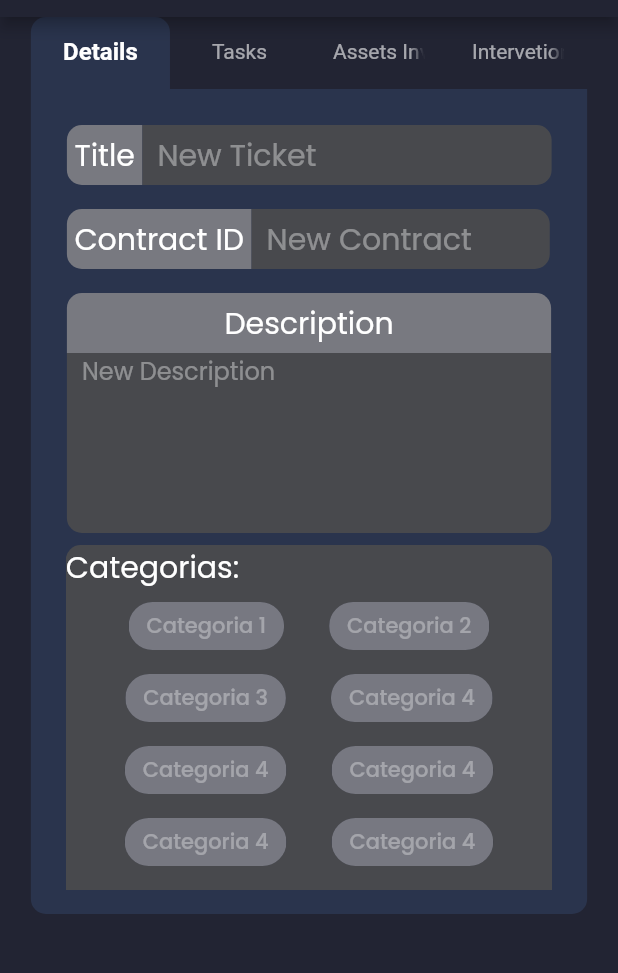
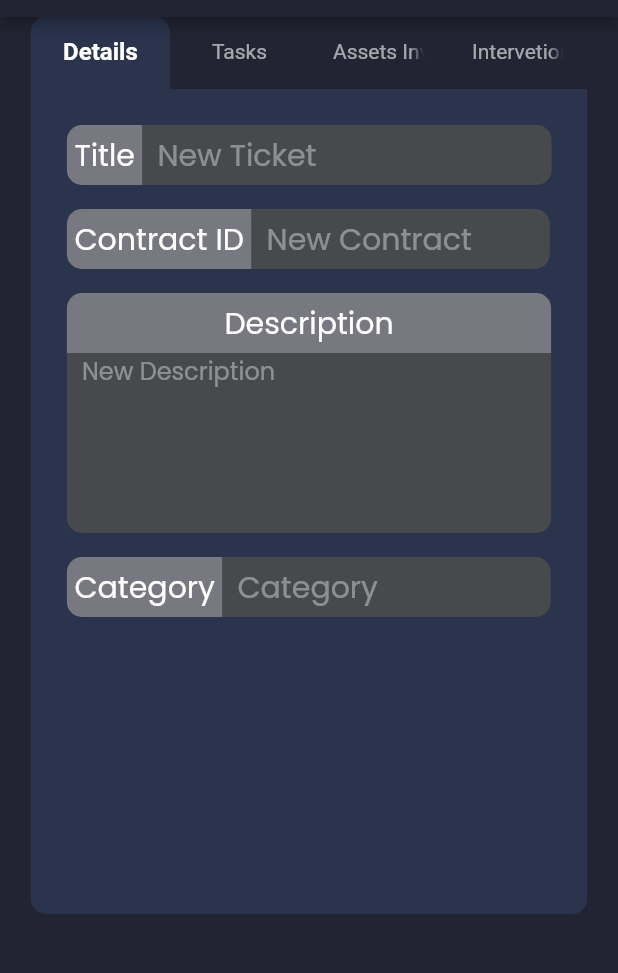
Before and after one commit to XmeDavid/SMA-FRONTEND, a Flutter app: the TicketDetails screen opened by its route, on a phone screen of 412 x 824 dp, the part 67-1040 px from its top. Run offline on Flutter 3.47's test engine with Material 2 defaults, Android fonts, the phone set to English and light mode, and no system bars; our stand-ins replace dropdown_search, email_validator, flutter_dotenv, flutter_svg, google_fonts.

Commit message:
Ticket Detail fix

```diff
--- a/lib/main.dart
+++ b/lib/main.dart
@@ -9,6 +9,7 @@ import 'package:flutter_dotenv/flutter_dotenv.dart';
 import 'consts.dart';
 
 void main() async{
+  await dotenv.load(fileName: "../.env");
   runApp(const SMA());
 }
 
--- a/lib/screens/tickets/TicketDetailsScreen.dart
+++ b/lib/screens/tickets/TicketDetailsScreen.dart
@@ -17,6 +17,7 @@ class _TicketDetailsState extends State<TicketDetails> {
   final ticketTitleController = TextEditingController();
   final ticketContractController = TextEditingController();
   final ticketDescriptionController = TextEditingController();
+  final ticketCategoryController = TextEditingController();
 
   @override
   Widget build(BuildContext context) {
@@ -44,11 +45,12 @@ class _TicketDetailsState extends State<TicketDetails> {
                       children: [
                         if (!Responsive.isMobile(context)) ...[
                           Center(
-                            child: Column(
-                              crossAxisAlignment: CrossAxisAlignment.start,
-                              children: [
-                                Text("Ticket Details", style: TextStyle(fontSize: 40)),
-                              ],
+                            child: Container(
+                              width: MediaQuery.of(context).size.width * (Responsive.isDesktop(context) ? 0.666 : 0.9),
+                              child: const Text("Ticket Detail",
+                              style: TextStyle(
+                                fontSize: 48
+                              ),),
                             ),
                           ),
                         ],
@@ -96,7 +98,7 @@ class _TicketDetailsState extends State<TicketDetails> {
                                         labelText: "Contract ID",
                                         hintText: "no. 23213",
                                         controller: ticketContractController,
-                                        size: MediaQuery.of(context).size.width * (Responsive.isDesktop(context) ? 0.666 : 0.9) - 172,
+                                        size: MediaQuery.of(context).size.width * (Responsive.isDesktop(context) ? 0.666 : 0.9)-172,
                                         isEnabled: false,
                                       ),
                                       TextArea(
@@ -106,60 +108,13 @@ class _TicketDetailsState extends State<TicketDetails> {
                                         size: 400,
                                         isEnabled: false,
                                       ),
-
-                                      Expanded(
-                                        child: SingleChildScrollView(
-                                          scrollDirection: Axis.vertical,
-                                          child: Container(
-                                            decoration: const BoxDecoration(
-                                            borderRadius: BorderRadius.all(Radius.circular(10)),
-                                            color: thirdColor3,
-                                            ),
-                                            width: MediaQuery.of(context).size.width * (Responsive.isDesktop(context) ? 0.666 : 1.025) - 98,
-                                            child:
-                                              Wrap(
-                                                alignment: WrapAlignment.center,
-                                                spacing: 30.0,
-                                                children: [
-                                                  Row(
-                                                    children: [
-                                                      Text("Categorias: " , style:
-                                                        TextStyle(
-                                                          fontSize: 20,
-                                                        ),
-                                                      ),
-                                                    ],
-                                                  ),
-
-                                                  InputChip(
-                                                      label: Text("Categoria 1")),
-                                                  InputChip(
-                                                      label: Text("Categoria 2")),
-                                                  InputChip(
-                                                      label: Text("Categoria 3")),
-                                                  InputChip(
-                                                      label: Text("Categoria 4")),
-                                                  InputChip(
-                                                      label: Text("Categoria 4")),
-                                                  InputChip(
-                                                      label: Text("Categoria 4")),
-                                                  InputChip(
-                                                      label: Text("Categoria 4")),
-                                                  InputChip(
-                                                      label: Text("Categoria 4")),
-                                                  InputChip(
-                                                      label: Text("Categoria 4")),
-                                                  InputChip(
-                                                      label: Text("Categoria 4")),
-                                                  InputChip(
-                                                      label: Text("Categoria 4")),
-                                                  InputChip(
-                                                      label: Text("Categoria 4")),
-                                                ],
-                                            ),
-                                          ),
-                                        ),
-                                      ),
+                                      TextLine(
+                                        labelText: "Category",
+                                        hintText: "Category",
+                                        controller: ticketCategoryController,
+                                        size: MediaQuery.of(context).size.width * (Responsive.isDesktop(context) ? 0.666 : 0.9)-152,
+                                        isEnabled: false,
+                                      )
                                     ],
                                   ),
                                 ),
```
